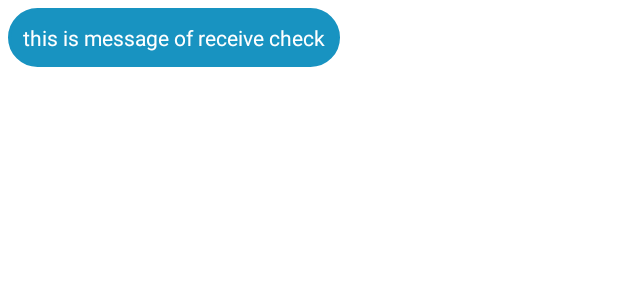
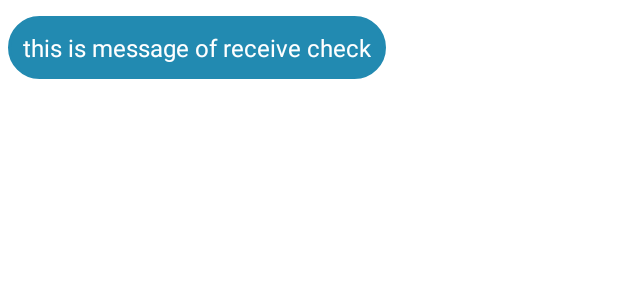
Before and after one commit to Bhavik07777/Test_Project, an Android app: the layout receive.xml on its own in the app's theme, with its tools: preview values and no code run, on a phone screen of 412 x 824 dp. Shown: the top 300 px of the screen. Run offline under Robolectric (Android 15) with nearby library versions, the phone set to English and light mode, and no system bars.

```diff
--- a/app/src/main/java/mrigapps/android/test_project/Inteface/ChatActivity.kt
+++ b/app/src/main/java/mrigapps/android/test_project/Inteface/ChatActivity.kt
@@ -3,7 +3,9 @@ package mrigapps.android.test_project.Inteface
 import android.os.Bundle
 import android.widget.EditText
 import android.widget.ImageView
+import android.widget.Toolbar
 import androidx.appcompat.app.AppCompatActivity
+import androidx.core.content.ContextCompat
 import androidx.recyclerview.widget.LinearLayoutManager
 import androidx.recyclerview.widget.RecyclerView
 import com.google.firebase.auth.FirebaseAuth
--- a/app/src/main/java/mrigapps/android/test_project/Inteface/LoginActivity.kt
+++ b/app/src/main/java/mrigapps/android/test_project/Inteface/LoginActivity.kt
@@ -21,8 +21,7 @@ class LoginActivity : AppCompatActivity() {
     override fun onCreate(savedInstanceState: Bundle?) {
         super.onCreate(savedInstanceState)
         setContentView(R.layout.activity_login)
-
-
+        supportActionBar?.hide()
 
         edtemail = findViewById(R.id.edemail)
         edtpassword = findViewById(R.id.edpassword)
@@ -78,6 +77,5 @@ class LoginActivity : AppCompatActivity() {
                 }
             }
 
-
     }
 }
--- a/app/src/main/java/mrigapps/android/test_project/Inteface/SignUp.kt
+++ b/app/src/main/java/mrigapps/android/test_project/Inteface/SignUp.kt
@@ -30,7 +30,7 @@ class SignUp : AppCompatActivity() {
     override fun onCreate(savedInstanceState: Bundle?) {
         super.onCreate(savedInstanceState)
         setContentView(R.layout.activity_sign_up)
-
+        supportActionBar?.hide()
         edemail=findViewById(R.id.edemail)
         edPassword=findViewById(R.id.edpassword)
         edname=findViewById(R.id.edName)
--- a/app/src/main/res/layout/activity_chat.xml
+++ b/app/src/main/res/layout/activity_chat.xml
@@ -3,7 +3,9 @@
     xmlns:tools="http://schemas.android.com/tools"
     android:layout_width="match_parent"
     android:layout_height="match_parent"
+    xmlns:app="http://schemas.android.com/apk/res-auto"
     tools:context=".Inteface.ChatActivity">
+
 
 
     <androidx.recyclerview.widget.RecyclerView
@@ -31,7 +33,7 @@
             android:padding="10dp"
             android:layout_marginLeft="5dp"
             android:layout_weight="90"
-            android:layout_marginBottom="2dp"
+            android:layout_marginBottom="8dp"
             android:layout_height="50dp"/>
 
         <ImageView
--- a/app/src/main/res/layout/receive.xml
+++ b/app/src/main/res/layout/receive.xml
@@ -1,14 +1,17 @@
 <?xml version="1.0" encoding="utf-8"?>
 <RelativeLayout xmlns:android="http://schemas.android.com/apk/res/android"
     android:layout_width="match_parent"
+    android:layout_marginTop="5dp"
+    android:layout_marginRight="4dp"
     android:layout_height="wrap_content">
 
     <RelativeLayout
         android:layout_width="wrap_content"
         android:background="@drawable/shapemessage"
-        android:backgroundTint="#1893C1"
+        android:backgroundTint="#228AB1"
         android:layout_marginStart="5dp"
         android:layout_marginTop="5dp"
+        android:layout_marginEnd="5dp"
         android:layout_height="wrap_content">
 
         <TextView
@@ -16,6 +19,7 @@
             android:layout_width="wrap_content"
             android:layout_height="wrap_content"
             android:padding="10dp"
+            android:textSize="16sp"
             android:text="this is message of receive check"
             android:textColor="@color/white" />
     </RelativeLayout>
--- a/app/src/main/res/values/themes.xml
+++ b/app/src/main/res/values/themes.xml
@@ -1,6 +1,5 @@
 <resources xmlns:tools="http://schemas.android.com/tools">
-    <!-- Base application theme. -->
-    <style name="Base.Theme.Test_Project" parent="Theme.MaterialComponents.DayNight.NoActionBar">
+    <style name="Base.Theme.Test_Project" parent="Theme.MaterialComponents.DayNight">
         <!-- Customize your light theme here. -->
         <!-- <item name="colorPrimary">@color/my_light_primary</item> -->
     </style>
```
Also changed, not shown: app/src/main/java/mrigapps/android/test_project/Inteface/MainActivity.kt (+6 -3 lines), app/src/main/res/layout/activity_main.xml (+17 -2 lines), app/src/main/res/layout/sent.xml (+6 -3 lines).
